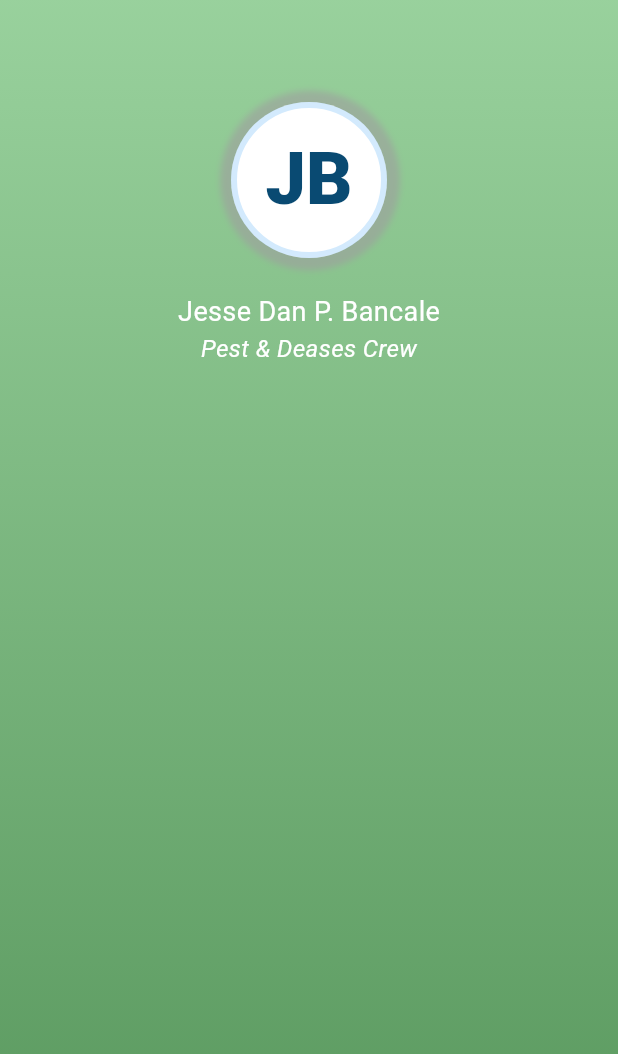
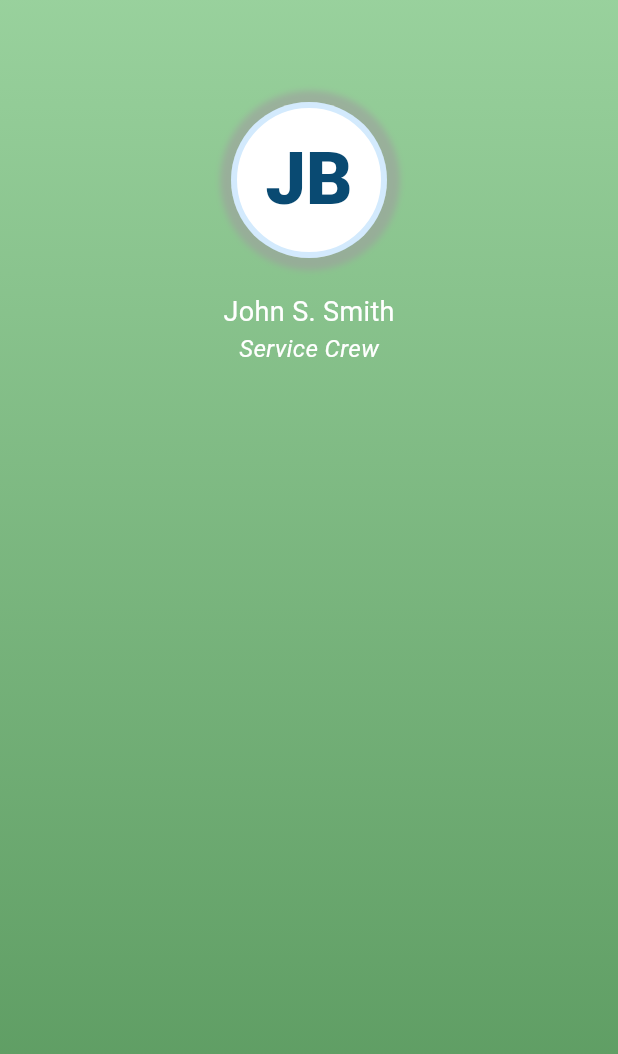
Before and after one commit to millenareymar90/ui_drawer, a Flutter app: the _UserProfile widget shown alone on an empty page, opened directly, on a phone screen of 412 x 824 dp. Shown: the top 1054 px of the screen. Run offline on Flutter 3.47's test engine with Material 2 defaults, Android fonts, the phone set to English and light mode, and no system bars.

Commit message:
Update custom_navbar.dart

```diff
--- a/lib/widget/custom_navbar.dart
+++ b/lib/widget/custom_navbar.dart
@@ -206,7 +206,7 @@ class _UserProfile extends StatelessWidget {
             child: Column(
               children: [
                 Text(
-                  'Jesse Dan P. Bancale',
+                  'John S. Smith',
                   style: TextStyle(
                     fontFamily: 'Roboto',
                     color: Colors.white,
@@ -214,7 +214,7 @@ class _UserProfile extends StatelessWidget {
                   ),
                 ),
                 Text(
-                  'Pest & Deases Crew',
+                  'Service Crew',
                   style: TextStyle(
                     fontFamily: 'Roboto',
                     color: Colors.white,
```
